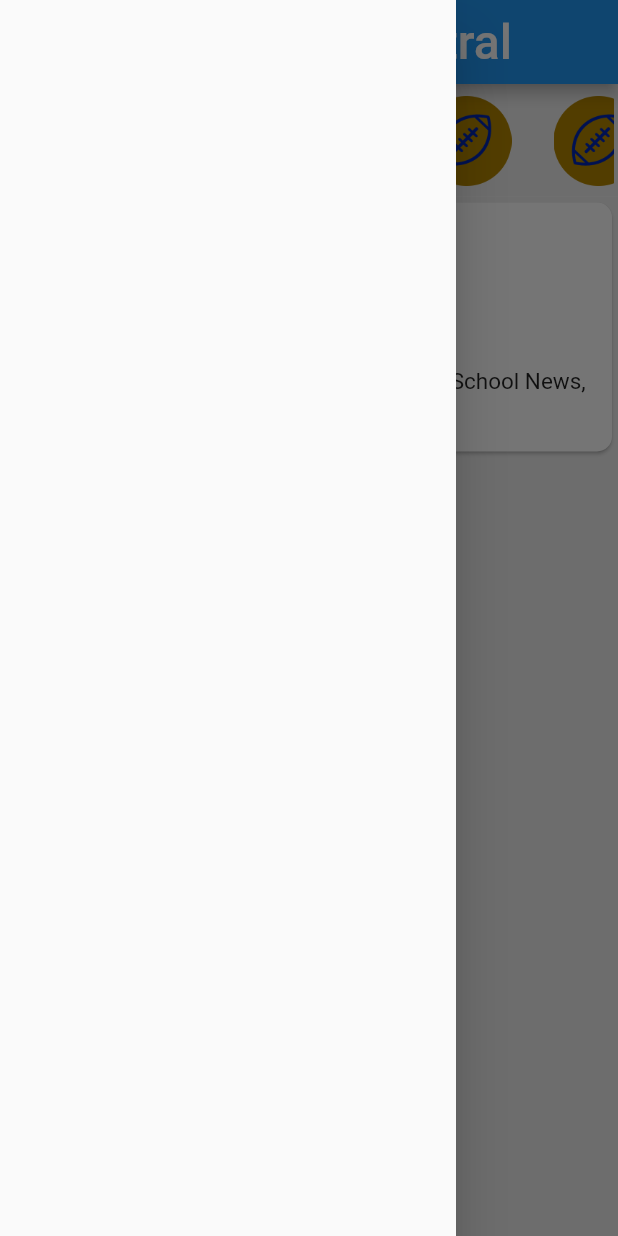
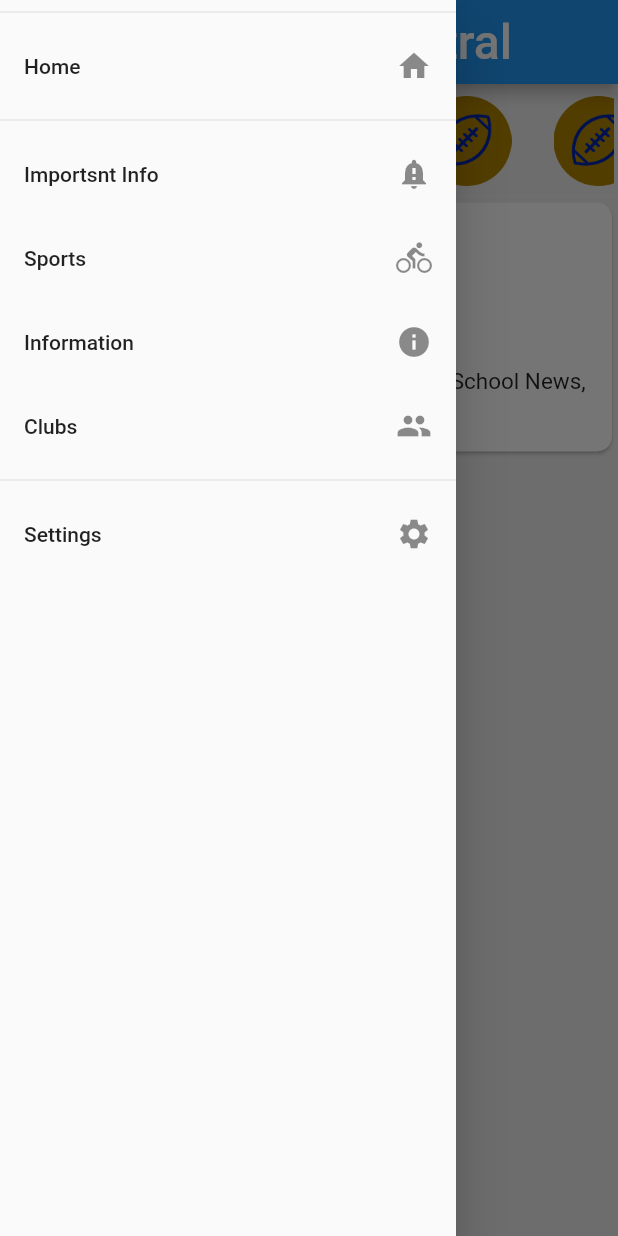
Before and after one commit to AndroidDevWC2018/AndroidWCNewsApp, a Flutter app: the screen it shows after launch, with the side drawer open, on a phone screen of 412 x 824 dp. Run offline on Flutter 3.47's test engine with Material 2 defaults, Android fonts, the phone set to English and light mode, and no system bars.

Commit message:
Added Drawer Basic Functionality

```diff
--- a/lib/drawer.dart
+++ b/lib/drawer.dart
@@ -1,12 +1,55 @@
 import 'package:flutter/material.dart';
 
+
 class DrawerBuild extends StatelessWidget{
+  bool isLoggedIn = false;
   @override
     Widget build(BuildContext context) {
-      // TODO: implement build
+      // TODO: Add Navigation
       return Drawer(
         child: ListView(
-
+          children: <Widget>[
+            isLoggedIn == true ? UserAccountsDrawerHeader(
+              accountName: Text("Admin"),
+              accountEmail: Text("admin@gmail.com"),
+              currentAccountPicture: CircleAvatar(
+                backgroundColor: Colors.yellow,
+                child: Text("A"),
+              ),
+            ) : Container(),
+            Divider(),
+            ListTile(
+              title: Text('Home'),
+              trailing: Icon(Icons.home),
+              onTap: () => Navigator.of(context).pop()
+            ),
+            Divider(),
+            ListTile(
+              title: Text("Importsnt Info"),
+              trailing: Icon(Icons.notification_important),
+            ),
+            ListTile(
+              title: Text("Sports"),
+              trailing: Icon(Icons.directions_bike),
+            ),
+            ListTile(
+              title: Text("Information"),
+              trailing: Icon(Icons.info),
+            ),
+            ListTile(
+              title: Text("Clubs"),
+              trailing: Icon(Icons.group),
+            ),
+            Divider(),
+            ListTile(
+              title: Text("Settings"),
+              trailing: Icon(Icons.settings),
+            ),
+            isLoggedIn == true ? ListTile(
+              title: Text("Log Out"),
+              trailing: Icon(Icons.arrow_right),
+            ) : Container()
+          ],
         ),
       );
     }
--- a/lib/news_manager.dart
+++ b/lib/news_manager.dart
@@ -18,6 +18,7 @@ class _ShowNews extends State<ShowNews> {
 
   @override
   Widget build(BuildContext context) {
+    // TODO: Implement Database Functionality
     return Container(
         color: Colors.grey[200], child: Cards(name, description, information));
   }
--- a/lib/quick_link.dart
+++ b/lib/quick_link.dart
@@ -3,6 +3,7 @@ import 'package:flutter/material.dart';
 class QuickLinks extends StatelessWidget {
   @override
   Widget build(BuildContext context) {
+    //TODO: Work on cleaning up the logos, was thinking of using the icons class with round buttons
     return Container(
       margin: EdgeInsets.fromLTRB(0.0, 0.0, 0.0, 0.0),
       padding: EdgeInsets.all(3.0),
```
Also changed, not shown: 12 other files.
